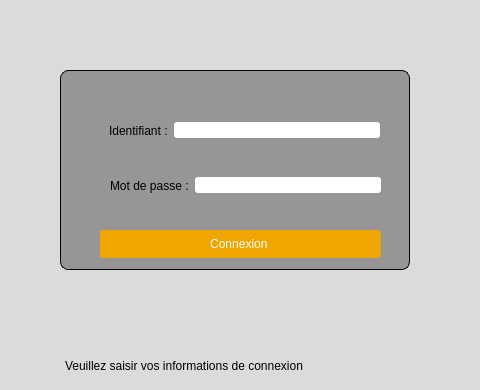
The window that Sixt_V2/login.ui (azzabihamza/Sixt_QT) describes before a commit, drawn with Qt 5; both pictures show x 165 to 645 and y 210 to 600 of the 800 by 600 pixel window.
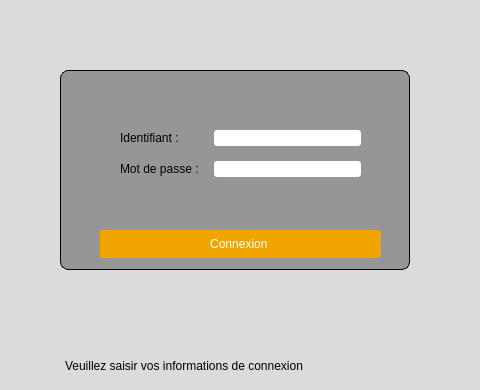
The same window after the commit.

```diff
--- a/Sixt_V2/login.ui
+++ b/Sixt_V2/login.ui
@@ -190,63 +190,69 @@
         <height>200</height>
        </size>
       </property>
-      <widget class="QWidget" name="horizontalLayoutWidget_4">
+      <widget class="QPushButton" name="pushButton_connexion">
        <property name="geometry">
         <rect>
-         <x>49</x>
+         <x>40</x>
+         <y>160</y>
+         <width>281</width>
+         <height>28</height>
+        </rect>
+       </property>
+       <property name="text">
+        <string>Connexion </string>
+       </property>
+      </widget>
+      <widget class="QWidget" name="formLayoutWidget">
+       <property name="geometry">
+        <rect>
+         <x>40</x>
          <y>40</y>
-         <width>271</width>
-         <height>41</height>
+         <width>281</width>
+         <height>101</height>
         </rect>
        </property>
-       <layout class="QHBoxLayout" name="horizontalLayout_4">
-        <item>
+       <layout class="QFormLayout" name="formLayout">
+        <property name="horizontalSpacing">
+         <number>15</number>
+        </property>
+        <property name="verticalSpacing">
+         <number>15</number>
+        </property>
+        <property name="leftMargin">
+         <number>20</number>
+        </property>
+        <property name="topMargin">
+         <number>20</number>
+        </property>
+        <property name="rightMargin">
+         <number>20</number>
+        </property>
+        <property name="bottomMargin">
+         <number>20</number>
+        </property>
+        <item row="0" column="0">
          <widget class="QLabel" name="label_2">
           <property name="text">
            <string>Identifiant :</string>
           </property>
          </widget>
         </item>
-        <item>
+        <item row="0" column="1">
          <widget class="QLineEdit" name="userName"/>
         </item>
-       </layout>
-      </widget>
-      <widget class="QWidget" name="horizontalLayoutWidget_5">
-       <property name="geometry">
-        <rect>
-         <x>50</x>
-         <y>100</y>
-         <width>271</width>
-         <height>31</height>
-        </rect>
-       </property>
-       <layout class="QHBoxLayout" name="horizontalLayout_5">
-        <item>
+        <item row="1" column="0">
          <widget class="QLabel" name="label">
           <property name="text">
            <string>Mot de passe :</string>
           </property>
          </widget>
         </item>
-        <item>
+        <item row="1" column="1">
          <widget class="QLineEdit" name="userPassword"/>
         </item>
        </layout>
       </widget>
-      <widget class="QPushButton" name="pushButton_connexion">
-       <property name="geometry">
-        <rect>
-         <x>40</x>
-         <y>160</y>
-         <width>281</width>
-         <height>28</height>
-        </rect>
-       </property>
-       <property name="text">
-        <string>Connexion </string>
-       </property>
-      </widget>
      </widget>
     </item>
    </layout>
```
